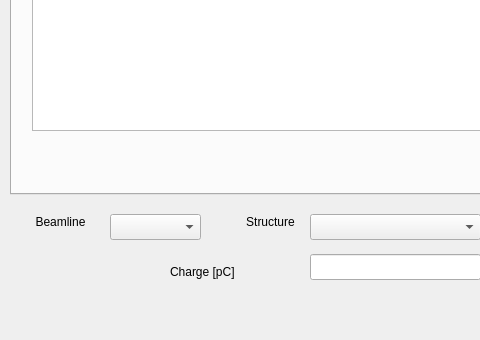
Old version of the form gui.ui in the repository pdijksta/PassiveWFMeasurement; both pictures show x 0 to 480 and y 516 to 856 of the 962 by 856 pixel window.
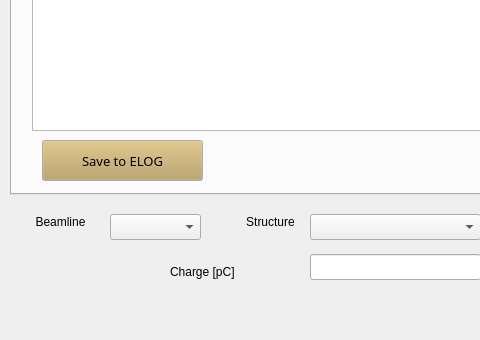
New version of the form.

Commit message: status desktop

Patch:
```diff
--- a/gui.ui
+++ b/gui.ui
@@ -2753,6 +2753,62 @@
        <set>Qt::AlignLeading|Qt::AlignLeft|Qt::AlignVCenter</set>
       </property>
      </widget>
+     <widget class="QPushButton" name="SaveToElog">
+      <property name="geometry">
+       <rect>
+        <x>30</x>
+        <y>630</y>
+        <width>161</width>
+        <height>41</height>
+       </rect>
+      </property>
+      <property name="palette">
+       <palette>
+        <active>
+         <colorrole role="Button">
+          <brush brushstyle="SolidPattern">
+           <color alpha="255">
+            <red>183</red>
+            <green>157</green>
+            <blue>92</blue>
+           </color>
+          </brush>
+         </colorrole>
+        </active>
+        <inactive>
+         <colorrole role="Button">
+          <brush brushstyle="SolidPattern">
+           <color alpha="255">
+            <red>183</red>
+            <green>157</green>
+            <blue>92</blue>
+           </color>
+          </brush>
+         </colorrole>
+        </inactive>
+        <disabled>
+         <colorrole role="Button">
+          <brush brushstyle="SolidPattern">
+           <color alpha="255">
+            <red>183</red>
+            <green>157</green>
+            <blue>92</blue>
+           </color>
+          </brush>
+         </colorrole>
+        </disabled>
+       </palette>
+      </property>
+      <property name="font">
+       <font>
+        <family>Sans Serif</family>
+        <pointsize>10</pointsize>
+       </font>
+      </property>
+      <property name="text">
+       <string>Save to ELOG</string>
+      </property>
+     </widget>
     </widget>
    </widget>
    <widget class="QComboBox" name="StructureSelect">
```
The commit also changes 1 other file.
